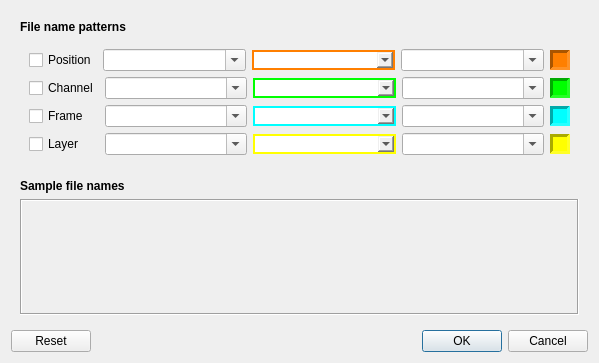
Before: the Qt Designer form src/pydetecdiv/app/gui/ui/RawData2FOV.ui in fplewniak/pyDetecDiv, drawn with Qt 5.
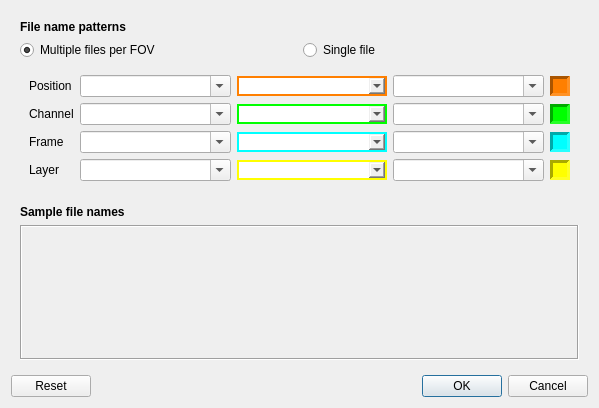
After: the same form once the commit is applied. Custom widgets are drawn as their Qt base class.

Commit message: normal arrow cursor is now correctly restored using restoreOverrideCursor method to avoid cursor stacking problems (waiting cursor coming back when it should not, many cursors in stack may cause problem of UI...)

Diff of the .ui file:
```diff
--- a/src/pydetecdiv/app/gui/ui/RawData2FOV.ui
+++ b/src/pydetecdiv/app/gui/ui/RawData2FOV.ui
@@ -7,7 +7,7 @@
     <x>0</x>
     <y>0</y>
     <width>599</width>
-    <height>361</height>
+    <height>408</height>
    </rect>
   </property>
   <property name="windowTitle">
@@ -54,6 +54,27 @@
            </property>
           </widget>
          </item>
+         <item>
+          <layout class="QHBoxLayout" name="horizontalLayout_2">
+           <item>
+            <widget class="QRadioButton" name="multiple_files">
+             <property name="text">
+              <string notr="true">Multiple files per FOV</string>
+             </property>
+             <property name="checked">
+              <bool>true</bool>
+             </property>
+            </widget>
+           </item>
+           <item>
+            <widget class="QRadioButton" name="single_file">
+             <property name="text">
+              <string>Single file</string>
+             </property>
+            </widget>
+           </item>
+          </layout>
+         </item>
          <item>
           <widget class="QWidget" name="patterns_widget" native="true">
            <layout class="QVBoxLayout" name="patterns_layout">
@@ -79,15 +100,21 @@
                 <number>0</number>
                </property>
                <item>
-                <widget class="QCheckBox" name="pos_check">
+                <widget class="QLabel" name="position">
                  <property name="sizePolicy">
                   <sizepolicy hsizetype="Fixed" vsizetype="Fixed">
                    <horstretch>0</horstretch>
                    <verstretch>0</verstretch>
                   </sizepolicy>
                  </property>
+                 <property name="minimumSize">
+                  <size>
+                   <width>45</width>
+                   <height>0</height>
+                  </size>
+                 </property>
                  <property name="text">
-                  <string>Position</string>
+                  <string notr="true">Position</string>
                  </property>
                 </widget>
                </item>
@@ -198,15 +225,21 @@
                 <number>0</number>
                </property>
                <item>
-                <widget class="QCheckBox" name="c_check">
+                <widget class="QLabel" name="Channel">
                  <property name="sizePolicy">
                   <sizepolicy hsizetype="Fixed" vsizetype="Fixed">
                    <horstretch>0</horstretch>
                    <verstretch>0</verstretch>
                   </sizepolicy>
                  </property>
+                 <property name="minimumSize">
+                  <size>
+                   <width>45</width>
+                   <height>0</height>
+                  </size>
+                 </property>
                  <property name="text">
-                  <string>Channel</string>
+                  <string notr="true">Channel</string>
                  </property>
                 </widget>
                </item>
@@ -314,7 +347,7 @@
                 <number>0</number>
                </property>
                <item>
-                <widget class="QCheckBox" name="t_check">
+                <widget class="QLabel" name="Frame">
                  <property name="sizePolicy">
                   <sizepolicy hsizetype="Fixed" vsizetype="Fixed">
                    <horstretch>0</horstretch>
@@ -323,12 +356,12 @@
                  </property>
                  <property name="minimumSize">
                   <size>
-                   <width>70</width>
-                   <height>20</height>
+                   <width>45</width>
+                   <height>0</height>
                   </size>
                  </property>
                  <property name="text">
-                  <string>Frame</string>
+                  <string notr="true">Frame</string>
                  </property>
                 </widget>
                </item>
@@ -436,7 +469,7 @@
                 <number>0</number>
                </property>
                <item>
-                <widget class="QCheckBox" name="z_check">
+                <widget class="QLabel" name="Layer">
                  <property name="sizePolicy">
                   <sizepolicy hsizetype="Fixed" vsizetype="Fixed">
                    <horstretch>0</horstretch>
@@ -445,12 +478,12 @@
                  </property>
                  <property name="minimumSize">
                   <size>
-                   <width>70</width>
-                   <height>20</height>
+                   <width>45</width>
+                   <height>0</height>
                   </size>
                  </property>
                  <property name="text">
-                  <string>Layer</string>
+                  <string notr="true">Layer</string>
                  </property>
                 </widget>
                </item>
```
Left out of the diff: 96 changed lines with no effect on the pictures. The commit also changes 2 other files.
